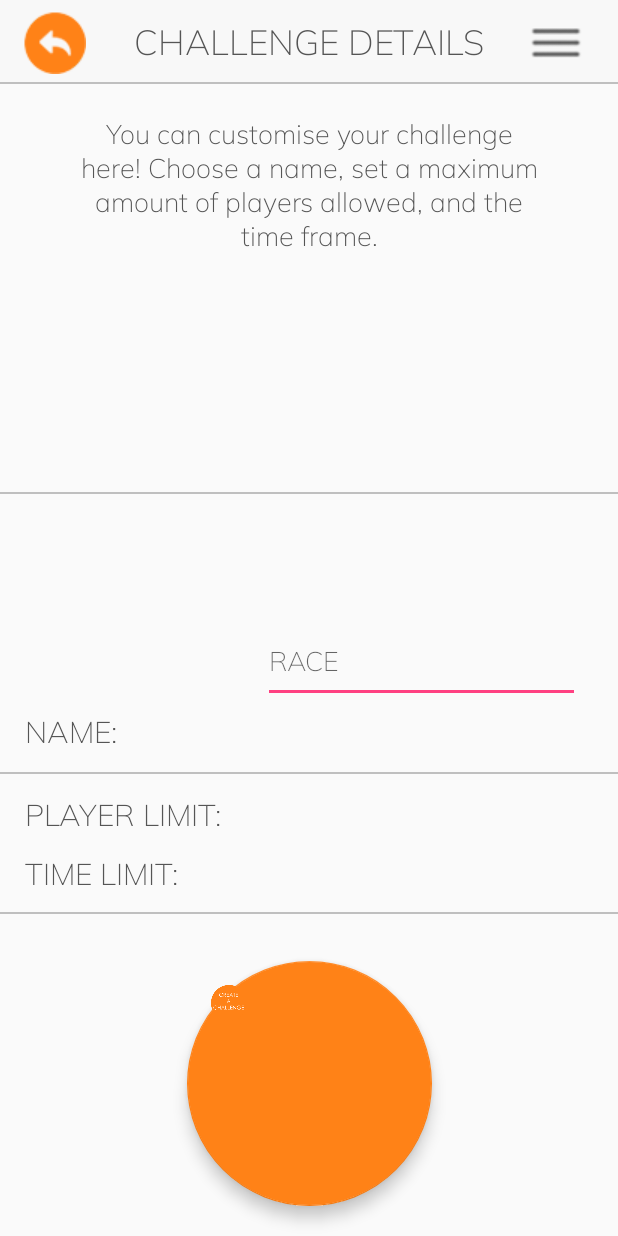
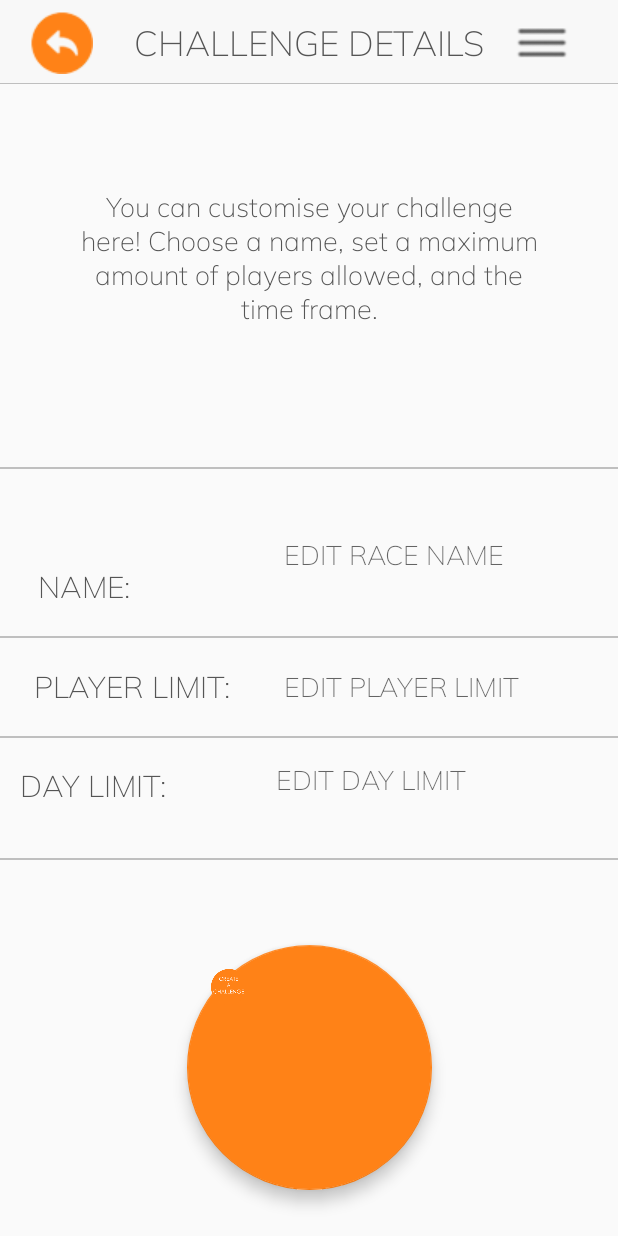
Before and after one commit to MEA-B143/p2-android-b143, an Android app: the layout activity_challenge_details.xml on its own in the app's theme, with its tools: preview values and no code run, on a phone screen of 412 x 824 dp. Run offline under Robolectric (Android 15) with nearby library versions, the phone set to English and light mode, and no system bars; network calls fail.

Commit message:
pls work

```diff
--- a/app/src/main/java/com/b143lul/android/logreg/ChallengeDetails.java
+++ b/app/src/main/java/com/b143lul/android/logreg/ChallengeDetails.java
@@ -4,9 +4,12 @@ import android.content.Context;
 import android.content.Intent;
 import android.content.SharedPreferences;
 import android.os.Bundle;
+import android.support.design.widget.FloatingActionButton;
 import android.support.v7.app.AlertDialog;
 import android.support.v7.app.AppCompatActivity;
 import android.support.v7.widget.Toolbar;
+import android.widget.EditText;
+import android.widget.ImageButton;
 import android.widget.Toast;
 
 import com.android.volley.AuthFailureError;
@@ -27,6 +30,14 @@ import static com.b143lul.android.logreg.Login.SHARED_PREF_NAME;
 public class ChallengeDetails extends AppCompatActivity {
     private final String createGroupURL = "http://b143servertesting.gearhostpreview.com/GroupCodes/ChallengeDetails.php";
     private int id;
+
+    EditText et_Name;
+    EditText et_PlayerLimit;
+    EditText et_DayLimit;
+    ImageButton btn_back;
+    ImageButton btn_menu;
+    FloatingActionButton btn_create;
+
     @Override
     protected void onCreate(Bundle savedInstanceState) {
         super.onCreate(savedInstanceState);
--- a/app/src/main/res/layout/activity_challenge_details.xml
+++ b/app/src/main/res/layout/activity_challenge_details.xml
@@ -6,7 +6,7 @@
     android:layout_height="match_parent"
     tools:context=".ChallengeDetails">
 
-    <RelativeLayout
+    <android.support.constraint.ConstraintLayout
         android:id="@+id/relativeLayout"
         android:layout_width="match_parent"
         android:layout_height="?attr/actionBarSize"
@@ -18,60 +18,83 @@
             android:id="@+id/toolbar"
             android:layout_width="match_parent"
             android:layout_height="?attr/actionBarSize"
-            android:background="#f8f8f8" />
+            android:background="#f8f8f8"
+            app:layout_constraintBottom_toBottomOf="parent"
+            app:layout_constraintEnd_toEndOf="parent"
+            app:layout_constraintStart_toStartOf="parent"
+            app:layout_constraintTop_toTopOf="parent" />
 
         <View
             android:layout_width="match_parent"
             android:layout_height="1.5dp"
-            android:layout_alignParentBottom="true"
-            android:background="#bfbfbf" />
+            android:background="#bfbfbf"
+            app:layout_constraintBottom_toBottomOf="parent"
+            app:layout_constraintEnd_toEndOf="parent"
+            app:layout_constraintStart_toStartOf="parent"
+            app:layout_constraintTop_toBottomOf="@+id/toolbar" />
 
         <TextView
             android:id="@+id/tvTitle"
             android:layout_width="wrap_content"
             android:layout_height="wrap_content"
-            android:layout_centerInParent="true"
             android:text="CHALLENGE DETAILS"
             android:textColor="#555555"
             android:textSize="23sp"
-            app:fontFamily="@font/muli_extralight" />
+            app:fontFamily="@font/muli_extralight"
+            app:layout_constraintTop_toTopOf="parent"
+            app:layout_constraintBottom_toBottomOf="parent"
+            app:layout_constraintLeft_toLeftOf="parent"
+            app:layout_constraintRight_toRightOf="parent" />
 
         <ImageButton
             android:id="@+id/imgBtnBack"
             android:layout_width="56dp"
             android:layout_height="match_parent"
+            android:layout_marginEnd="8dp"
             android:layout_marginLeft="8dp"
+            android:layout_marginRight="8dp"
             android:adjustViewBounds="false"
             android:background="@android:color/transparent"
             android:cropToPadding="false"
+            app:layout_constraintBottom_toBottomOf="parent"
+            app:layout_constraintEnd_toStartOf="@+id/tvTitle"
+            app:layout_constraintStart_toStartOf="parent"
+            app:layout_constraintTop_toTopOf="parent"
             app:srcCompat="@drawable/btn_back" />
 
         <ImageButton
             android:id="@+id/btn_menu"
             android:layout_width="wrap_content"
             android:layout_height="match_parent"
-            android:layout_alignParentRight="true"
+            android:layout_marginLeft="8dp"
             android:layout_marginRight="11dp"
+            android:layout_marginStart="8dp"
             android:adjustViewBounds="true"
             android:background="@android:color/transparent"
+            app:layout_constraintBottom_toBottomOf="parent"
+            app:layout_constraintRight_toRightOf="parent"
+            app:layout_constraintStart_toEndOf="@+id/tvTitle"
+            app:layout_constraintTop_toTopOf="parent"
             app:srcCompat="@drawable/menu_icon" />
 
-    </RelativeLayout>
+    </android.support.constraint.ConstraintLayout>
 
     <TextView
         android:id="@+id/tvInformation"
         android:layout_width="320dp"
         android:layout_height="119dp"
+        android:layout_marginBottom="15dp"
         android:layout_marginEnd="8dp"
         android:layout_marginLeft="8dp"
         android:layout_marginRight="8dp"
         android:layout_marginStart="8dp"
-        android:layout_marginTop="8dp"
+        android:layout_marginTop="4dp"
         android:gravity="center"
         android:text="You can customise your challenge here! Choose a name, set a maximum amount of players allowed, and the time frame."
         android:textColor="#555555"
         android:textSize="18sp"
         app:fontFamily="@font/muli_extralight"
+        app:layout_constraintBottom_toTopOf="@+id/view2"
         app:layout_constraintEnd_toEndOf="parent"
         app:layout_constraintStart_toStartOf="parent"
         app:layout_constraintTop_toBottomOf="@+id/relativeLayout" />
@@ -80,102 +103,113 @@
         android:id="@+id/view2"
         android:layout_width="match_parent"
         android:layout_height="1.5dp"
-        android:layout_="true"
         android:layout_marginBottom="12dp"
         android:layout_marginTop="12dp"
         android:background="#bfbfbf"
         app:layout_constraintBottom_toTopOf="@+id/tvName"
+        app:layout_constraintEnd_toEndOf="parent"
+        app:layout_constraintStart_toStartOf="parent"
         app:layout_constraintTop_toBottomOf="@+id/tvInformation" />
 
     <TextView
         android:id="@+id/tvPlayerLimit"
         android:layout_width="wrap_content"
-        android:layout_height="wrap_content"
-        android:layout_marginBottom="12dp"
+        android:layout_height="28dp"
+        android:layout_marginBottom="16dp"
         android:layout_marginEnd="8dp"
         android:layout_marginLeft="8dp"
         android:layout_marginRight="8dp"
         android:layout_marginStart="8dp"
+        android:layout_marginTop="8dp"
         android:text="PLAYER LIMIT:"
         android:textColor="#555555"
         android:textSize="20sp"
         app:fontFamily="@font/muli_extralight"
-        app:layout_constraintBottom_toTopOf="@+id/tvTimeLimit"
-        app:layout_constraintEnd_toEndOf="parent"
-        app:layout_constraintHorizontal_bias="0.034"
-        app:layout_constraintStart_toStartOf="parent" />
-
-    <View
-        android:layout_width="match_parent"
-        android:layout_height="1.5dp"
-        android:layout_="true"
-        android:layout_marginBottom="12dp"
-        android:layout_marginTop="12dp"
-        android:background="#bfbfbf"
-        app:layout_constraintBottom_toTopOf="@+id/tvTimeLimit"
-        app:layout_constraintTop_toBottomOf="@+id/tvPlayerLimit"
-        tools:layout_editor_absoluteX="0dp" />
+        app:layout_constraintBottom_toTopOf="@+id/tvDayLimit"
+        app:layout_constraintEnd_toStartOf="@+id/etPlayerLimit2"
+        app:layout_constraintHorizontal_bias="0.347"
+        app:layout_constraintStart_toStartOf="parent"
+        app:layout_constraintTop_toTopOf="parent"
+        app:layout_constraintVertical_bias="0.952" />
 
     <TextView
-        android:id="@+id/tvTimeLimit"
+        android:id="@+id/tvDayLimit"
         android:layout_width="wrap_content"
         android:layout_height="wrap_content"
-        android:layout_marginBottom="228dp"
+        android:layout_marginBottom="8dp"
         android:layout_marginEnd="8dp"
         android:layout_marginLeft="8dp"
         android:layout_marginRight="8dp"
         android:layout_marginStart="8dp"
-        android:text="TIME LIMIT:"
+        android:layout_marginTop="8dp"
+        android:text="DAY LIMIT:"
         android:textColor="#555555"
         android:textSize="20sp"
         app:fontFamily="@font/muli_extralight"
         app:layout_constraintBottom_toBottomOf="parent"
+        app:layout_constraintEnd_toStartOf="@+id/etDayLimit"
+        app:layout_constraintHorizontal_bias="0.14"
+        app:layout_constraintStart_toStartOf="parent"
+        app:layout_constraintTop_toTopOf="parent"
+        app:layout_constraintVertical_bias="0.643" />
+
+    <View
+        android:id="@+id/view4"
+        android:layout_width="match_parent"
+        android:layout_height="1.5dp"
+        android:layout_marginBottom="12dp"
+        android:layout_marginTop="12dp"
+        android:background="#bfbfbf"
+        app:layout_constraintBottom_toTopOf="@+id/tvDayLimit"
         app:layout_constraintEnd_toEndOf="parent"
-        app:layout_constraintHorizontal_bias="0.03"
-        app:layout_constraintStart_toStartOf="parent" />
+        app:layout_constraintStart_toStartOf="parent"
+        app:layout_constraintTop_toBottomOf="@+id/tvPlayerLimit" />
 
     <View
         android:id="@+id/view3"
         android:layout_width="match_parent"
         android:layout_height="1.5dp"
-        android:layout_="true"
         android:layout_marginBottom="12dp"
         android:layout_marginTop="12dp"
         android:background="#bfbfbf"
         app:layout_constraintBottom_toTopOf="@+id/tvPlayerLimit"
-        app:layout_constraintTop_toBottomOf="@+id/tvName"
-        tools:layout_editor_absoluteX="0dp" />
+        app:layout_constraintEnd_toEndOf="parent"
+        app:layout_constraintStart_toStartOf="parent"
+        app:layout_constraintTop_toBottomOf="@+id/tvName" />
 
     <View
+        android:id="@+id/view5"
         android:layout_width="match_parent"
         android:layout_height="1.5dp"
-        android:layout_="true"
-        android:layout_marginBottom="12dp"
+        android:layout_marginBottom="17dp"
         android:layout_marginTop="12dp"
         android:background="#bfbfbf"
-        app:layout_constraintTop_toBottomOf="@+id/tvTimeLimit"
-        tools:layout_editor_absoluteX="0dp" />
+        app:layout_constraintBottom_toTopOf="@+id/btnCreate"
+        app:layout_constraintEnd_toEndOf="parent"
+        app:layout_constraintStart_toStartOf="parent"
+        app:layout_constraintTop_toBottomOf="@+id/tvDayLimit" />
 
     <TextView
         android:id="@+id/tvName"
         android:layout_width="wrap_content"
         android:layout_height="wrap_content"
-        android:layout_marginBottom="28dp"
+        android:layout_marginBottom="24dp"
         android:layout_marginEnd="8dp"
-        android:layout_marginLeft="8dp"
         android:layout_marginRight="8dp"
-        android:layout_marginStart="8dp"
+        android:layout_marginTop="8dp"
         android:text="NAME:"
         android:textColor="#555555"
         android:textSize="20sp"
         app:fontFamily="@font/muli_extralight"
         app:layout_constraintBottom_toTopOf="@+id/tvPlayerLimit"
-        app:layout_constraintEnd_toEndOf="parent"
+        app:layout_constraintEnd_toStartOf="@+id/etName"
         app:layout_constraintHorizontal_bias="0.026"
-        app:layout_constraintStart_toStartOf="parent" />
+        app:layout_constraintStart_toStartOf="parent"
+        app:layout_constraintTop_toTopOf="parent"
+        app:layout_constraintVertical_bias="0.96" />
 
     <android.support.design.widget.FloatingActionButton
-        android:id="@+id/btnJoin"
+        android:id="@+id/btnCreate"
         android:layout_width="163dp"
         android:layout_height="171dp"
         android:layout_marginBottom="8dp"
@@ -183,38 +217,74 @@
         android:layout_marginLeft="8dp"
         android:layout_marginRight="8dp"
         android:layout_marginStart="8dp"
-        android:layout_marginTop="8dp"
+        android:layout_marginTop="16dp"
         android:clickable="true"
+        android:focusable="true"
         app:backgroundTint="#ff8217"
         app:layout_constraintBottom_toBottomOf="parent"
         app:layout_constraintEnd_toEndOf="parent"
         app:layout_constraintHorizontal_bias="0.502"
         app:layout_constraintStart_toStartOf="parent"
-        app:layout_constraintTop_toBottomOf="@+id/tvTimeLimit"
-        app:layout_constraintVertical_bias="0.75"
+        app:layout_constraintTop_toBottomOf="@+id/view5"
         app:rippleColor="@android:color/transparent"
-        app:srcCompat="@drawable/btn_create_challenge"
-        android:focusable="true" />
+        app:srcCompat="@drawable/btn_create_challenge" />
 
     <EditText
-        android:id="@+id/editText"
+        android:id="@+id/etDayLimit"
         android:layout_width="211dp"
-        android:layout_height="55dp"
+        android:layout_height="40dp"
+        android:layout_marginBottom="8dp"
+        android:layout_marginLeft="60dp"
+        android:layout_marginStart="60dp"
+        android:layout_marginTop="8dp"
+        android:background="@android:color/transparent"
+        android:ems="10"
+        android:hint="EDIT DAY LIMIT"
+        android:inputType="textPersonName"
+        app:fontFamily="@font/muli_extralight"
+        app:layout_constraintBottom_toTopOf="@+id/view5"
+        app:layout_constraintEnd_toEndOf="@+id/etPlayerLimit2"
+        app:layout_constraintStart_toEndOf="@+id/tvDayLimit"
+        app:layout_constraintTop_toBottomOf="@+id/view4"
+        app:layout_constraintVertical_bias="0.0" />
+
+    <EditText
+        android:id="@+id/etPlayerLimit2"
+        android:layout_width="211dp"
+        android:layout_height="39dp"
         android:layout_marginBottom="8dp"
         android:layout_marginEnd="8dp"
-        android:layout_marginLeft="80dp"
+        android:layout_marginLeft="100dp"
         android:layout_marginRight="8dp"
-        android:layout_marginStart="80dp"
+        android:layout_marginStart="100dp"
         android:layout_marginTop="8dp"
+        android:background="@android:color/transparent"
         android:ems="10"
-        android:hint="RACE"
+        android:hint="EDIT PLAYER LIMIT"
+        android:inputType="textPersonName"
+        app:fontFamily="@font/muli_extralight"
+        app:layout_constraintBottom_toTopOf="@+id/view4"
+        app:layout_constraintEnd_toEndOf="parent"
+        app:layout_constraintStart_toEndOf="@+id/tvName"
+        app:layout_constraintTop_toBottomOf="@+id/view3" />
+
+    <EditText
+        android:id="@+id/etName"
+        android:layout_width="197dp"
+        android:layout_height="39dp"
+        android:layout_marginBottom="8dp"
+        android:layout_marginLeft="70dp"
+        android:layout_marginStart="70dp"
+        android:layout_marginTop="12dp"
+        android:background="@android:color/transparent"
+        android:ems="10"
+        android:hint="EDIT RACE NAME"
         android:inputType="textPersonName"
         app:fontFamily="@font/muli_extralight"
         app:layout_constraintBottom_toTopOf="@+id/view3"
         app:layout_constraintEnd_toEndOf="parent"
         app:layout_constraintStart_toEndOf="@+id/tvName"
-        app:layout_constraintTop_toBottomOf="@+id/view2"
-        app:layout_constraintVertical_bias="0.666" />
+        app:layout_constraintTop_toBottomOf="@+id/view2" />
 
 
 </android.support.constraint.ConstraintLayout>
```
